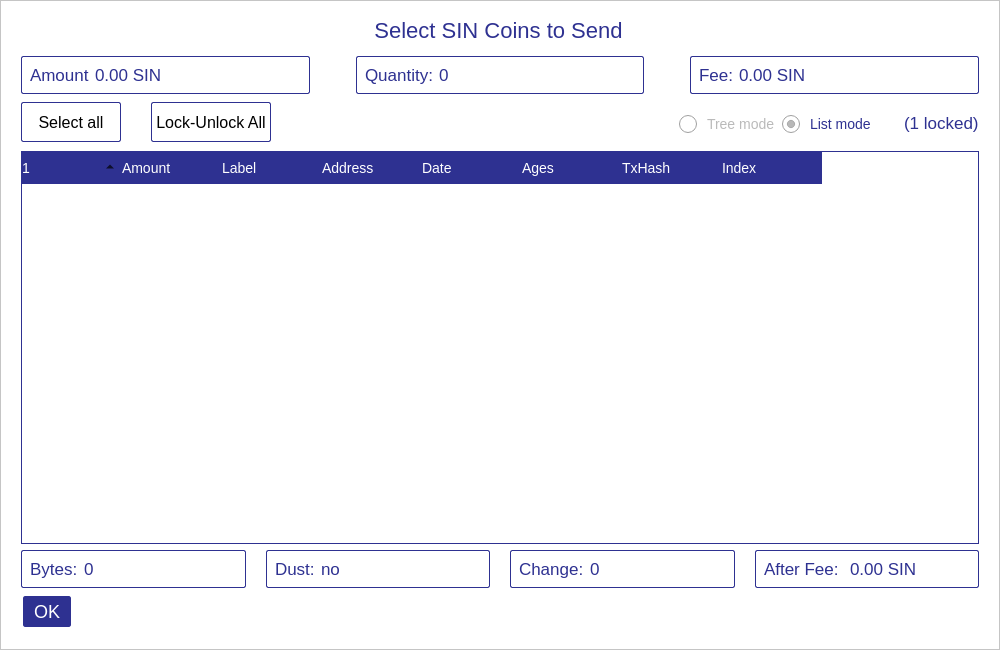
hardwarewise/SIN-core, file src/qt/forms/coincontroldialog.ui: the form before one commit.
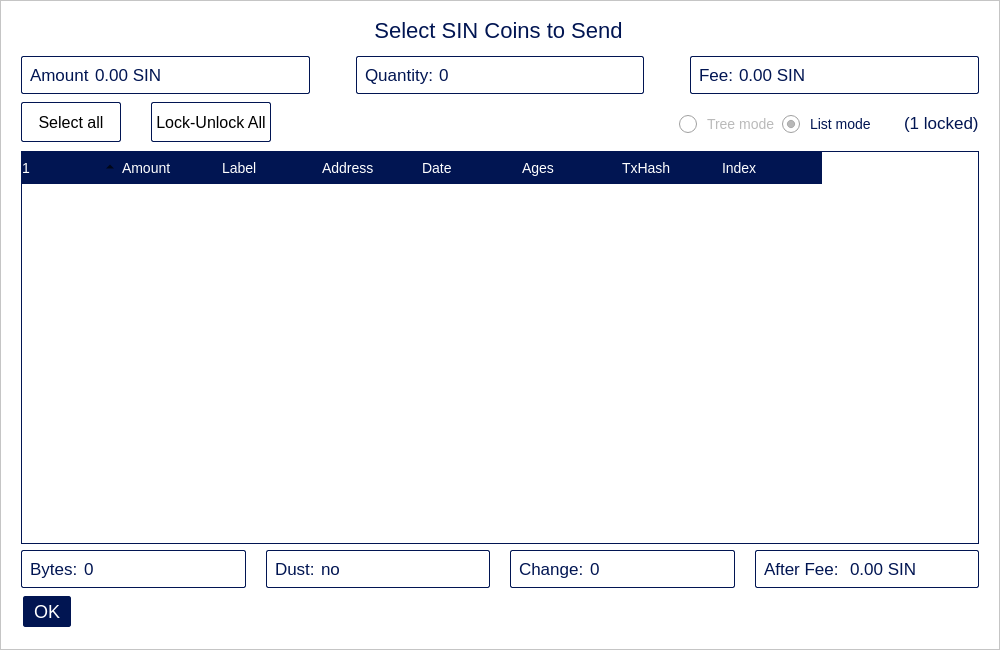
The form after the commit. Icons and pictures are not drawn. Custom widgets are drawn as their Qt base class.

The edit to the form file:
```diff
--- a/src/qt/forms/coincontroldialog.ui
+++ b/src/qt/forms/coincontroldialog.ui
@@ -56,7 +56,7 @@
 }
 
 #treeWidget {
-    border:1px solid #2E3191;
+    border:1px solid #011552;
     background-color:#FFFFFF;
     background-position:center;
     background-repeat:no-repeat;
@@ -171,16 +171,16 @@
 }
 
 QHeaderView::section {
-    background-color: #2E3191;
+    background-color: #011552;
     color: #FFFFFF;
     padding-top: 6px;
     padding-bottom: 6px;
     font-size:14px;
-    border:0px solid #2E3191;
+    border:0px solid #011552;
 }
 
 QRadioButton:checked {
-    color: #2E3191;
+    color: #011552;
     font-size:14px;
 }
 
@@ -211,12 +211,12 @@
 
 
 .QLabel  #labelCoinControlAfterFeeText, #labelCoinControlAmountText, #labelCoinControlBytesText, #labelCoinControlChangeText, #labelCoinControlLowOutputText, #labelCoinControlFeeText, #labelCoinControlQuantityText {
- color:#2E3191;
+ color:#011552;
   font-size:17px;
 }
 
 .QLabel  #labelCoinControlAfterFee, #labelCoinControlAmount, #labelCoinControlBytes, #labelCoinControlChange, #labelCoinControlLowOutput, #labelCoinControlFee, labelCoinControlQuantity { 
-color:#2E3191;
+color:#011552;
     font-size:17px;
 }
 
@@ -277,7 +277,7 @@
            </size>
           </property>
           <property name="styleSheet">
-           <string notr="true">color:#2E3191;
+           <string notr="true">color:#011552;
 font-size:22px;
 padding-left:30px;</string>
           </property>
@@ -339,7 +339,7 @@
           <property name="styleSheet">
            <string notr="true">#layoutAmount {
 background-color:#FFFFFF;
-border:  1px solid #2E3191;
+border:  1px solid #011552;
 border-radius:2px;
 }</string>
           </property>
@@ -382,7 +382,7 @@
           <property name="styleSheet">
            <string notr="true">#layoutQuantity {
 background-color:#FFFFFF;
-border:  1px solid #2E3191;
+border:  1px solid #011552;
 border-radius:2px;
 }</string>
           </property>
@@ -397,7 +397,7 @@
            <item>
             <widget class="QLabel" name="labelCoinControlQuantity">
              <property name="styleSheet">
-              <string notr="true">color:#2E3191;
+              <string notr="true">color:#011552;
     font-size:17px;</string>
              </property>
              <property name="text">
@@ -429,7 +429,7 @@
           <property name="styleSheet">
            <string notr="true">#layoutFee {
 background-color:#FFFFFF;
-border:  1px solid #2E3191;
+border:  1px solid #011552;
 border-radius:2px;
 }</string>
           </property>
@@ -514,12 +514,12 @@
               </size>
              </property>
              <property name="styleSheet">
-              <string notr="true">border:  1px solid #2E3191;
+              <string notr="true">border:  1px solid #011552;
 height: 20px;    
 background-color:#FFFFFF;
     padding:4px;
     font-size:16px;
-    color: 2E3191;
+    color: 011552;
     border-radius: 2px;</string>
              </property>
              <property name="text">
@@ -576,12 +576,12 @@
               </size>
              </property>
              <property name="styleSheet">
-              <string notr="true">border:  1px solid #2E3191;
+              <string notr="true">border:  1px solid #011552;
 height: 20px;    
 background-color:#FFFFFF;
     padding:4px;
     font-size:16px;
-    color: 2E3191;
+    color: 011552;
     border-radius: 2px;</string>
              </property>
              <property name="text">
@@ -661,7 +661,7 @@
            <item>
             <widget class="QLabel" name="labelLocked">
              <property name="styleSheet">
-              <string notr="true">color:#2E3191;
+              <string notr="true">color:#011552;
     font-size:17px;</string>
              </property>
              <property name="text">
@@ -765,7 +765,7 @@
           <property name="styleSheet">
            <string notr="true">#layoutBytes {
 background-color:#FFFFFF;
-border:  1px solid #2E3191;
+border:  1px solid #011552;
 border-radius:2px;
 }</string>
           </property>
@@ -792,7 +792,7 @@
           <property name="styleSheet">
            <string notr="true">#layoutDust {
 background-color:#FFFFFF;
-border:  1px solid #2E3191;
+border:  1px solid #011552;
 border-radius:2px;
 }</string>
           </property>
@@ -819,7 +819,7 @@
           <property name="styleSheet">
            <string notr="true">#layoutChange {
 background-color:#FFFFFF;
-border:  1px solid #2E3191;
+border:  1px solid #011552;
 border-radius:2px;
 }</string>
           </property>
@@ -846,7 +846,7 @@
           <property name="styleSheet">
            <string notr="true">#layoutAfter {
 background-color:#FFFFFF;
-border:  1px solid #2E3191;
+border:  1px solid #011552;
 border-radius:2px;
 }</string>
           </property>
@@ -854,7 +854,7 @@
            <item>
             <widget class="QLabel" name="labelCoinControlAfterFeeText">
              <property name="styleSheet">
-              <string notr="true">color:#2E3191;
+              <string notr="true">color:#011552;
     font-size:17px;</string>
              </property>
              <property name="text">
@@ -865,7 +865,7 @@
            <item>
             <widget class="QLabel" name="labelCoinControlAfterFee">
              <property name="styleSheet">
-              <string notr="true">color:#2E3191;
+              <string notr="true">color:#011552;
 font-size:17px;</string>
              </property>
              <property name="text">
@@ -904,8 +904,8 @@
            </size>
           </property>
           <property name="styleSheet">
-           <string notr="true">border:  1px solid #2E3191;
-    background-color:#2E3191;
+           <string notr="true">border:  1px solid #011552;
+    background-color:#011552;
     font-size:18px;
     padding:4px 10px;
     color: #FFFFFF;
```
